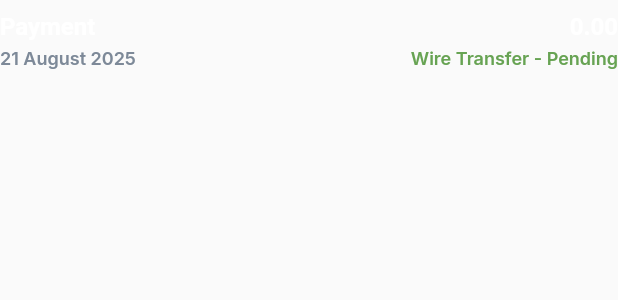
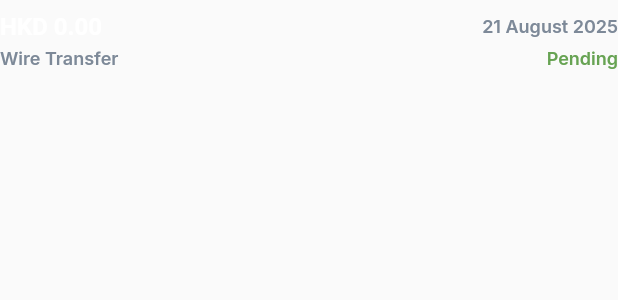
Before and after one commit to spicytuna8/mobile_ezlend, a Flutter app: the UIDonePaymentItem widget shown alone on an empty page, opened directly, on a phone screen of 412 x 824 dp. Shown: the top 300 px of the screen. Run offline on Flutter 3.47's test engine with Material 2 defaults, Android fonts, the light colour scheme and no system bars; our stand-ins replace bloc, dio, dotted_border, dropdown_button2, equatable, flutter_bloc and 13 more; missing offline and left inert: call_log, mobile_number, photo_manager, restart_app, telephony; accounts and stored records are empty; network calls fail.

Commit message:
update UIDonePaymentItem layout: amount/date on top, method/status on bottom

```diff
--- a/lib/widget/ui_done_payment_item.dart
+++ b/lib/widget/ui_done_payment_item.dart
@@ -23,19 +23,16 @@ class UIDonePaymentItem extends StatelessWidget {
   Widget build(BuildContext context) {
     return Container(
       padding: const EdgeInsets.symmetric(vertical: 8.0),
-      child: Row(
-        crossAxisAlignment: CrossAxisAlignment.center,
+      child: Column(
         children: [
-          // Left side - Payment title and date
-          Expanded(
-            child: Column(
-              crossAxisAlignment: CrossAxisAlignment.start,
+          // Top row - Amount and Date
+          Row(
+            mainAxisAlignment: MainAxisAlignment.spaceBetween,
             children: [
               Text(
-                  Languages.of(context).payment,
+                'HKD ${GlobalFunction().formattedMoney(double.parse(amount ?? '0'))}',
                 style: white16w600,
               ),
-                const SizedBox(height: 4.0),
               Text(
                 DateFormat('dd MMMM yyyy').format(createdAt ?? DateTime.now()),
                 style: const TextStyle(
@@ -48,20 +45,22 @@ class UIDonePaymentItem extends StatelessWidget {
               ),
             ],
           ),
-          ),
-          // Right side - Amount and payment method/status
-          Column(
-            crossAxisAlignment: CrossAxisAlignment.end,
+          const SizedBox(height: 4.0),
+          // Bottom row - Payment method and Status
+          Row(
+            mainAxisAlignment: MainAxisAlignment.spaceBetween,
             children: [
               Text(
-                GlobalFunction().formattedMoney(double.parse(amount ?? '0')),
-                style: white16w600,
+                paymentType == 2 ? Languages.of(context).manualBanking : Languages.of(context).wireTransfer,
+                style: const TextStyle(
+                  color: Color(0xFF7D8998),
+                  fontSize: 12,
+                  fontFamily: 'Inter',
+                  fontWeight: FontWeight.w600,
                 ),
-              const SizedBox(height: 4.0),
+              ),
               Text(
-                paymentType == 2
-                    ? '${Languages.of(context).manualBanking} - ${GlobalFunction().getStatus(status, context)}'
-                    : '${Languages.of(context).wireTransfer} - ${GlobalFunction().getStatus(status, context)}',
+                GlobalFunction().getStatus(status, context),
                 style: TextStyle(
                   color: StatusHelper.isApproved(status ?? 0) ? Colors.red : const Color(0xFF67A353),
                   fontSize: 12,
```
Lines whose indentation alone changed are shown as unchanged.
